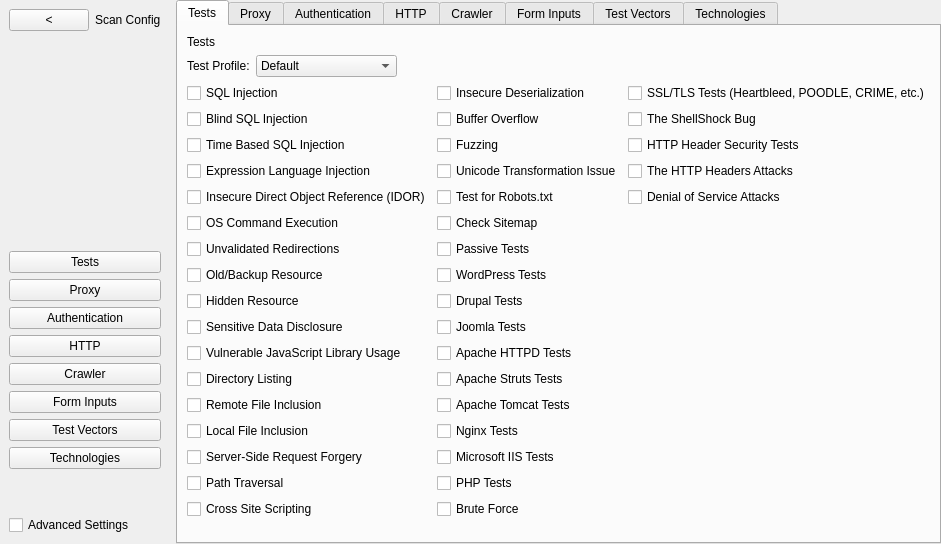
The window that settingwindow.ui (miracletech322/ProtCyberUltraScanner) describes before a commit, drawn with Qt 5.
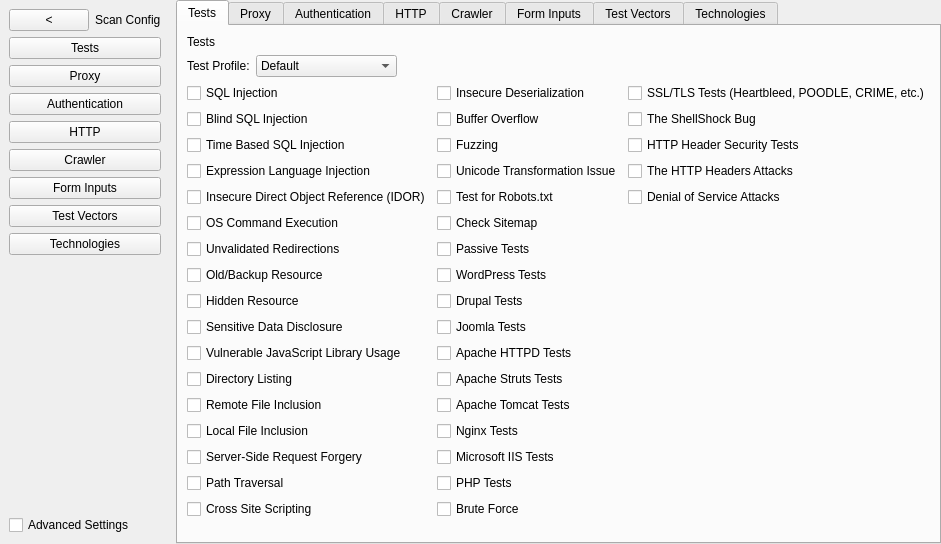
The same window after the commit.

Commit message: Check Toggle

What changed in the file:
```diff
--- a/settingwindow.ui
+++ b/settingwindow.ui
@@ -51,19 +51,6 @@
             </item>
            </layout>
           </item>
-          <item>
-           <spacer name="verticalSpacer_2">
-            <property name="orientation">
-             <enum>Qt::Orientation::Vertical</enum>
-            </property>
-            <property name="sizeHint" stdset="0">
-             <size>
-              <width>20</width>
-              <height>40</height>
-             </size>
-            </property>
-           </spacer>
-          </item>
           <item>
            <layout class="QVBoxLayout" name="verticalLayout">
             <item>
```
The commit also changes 2 other files.
